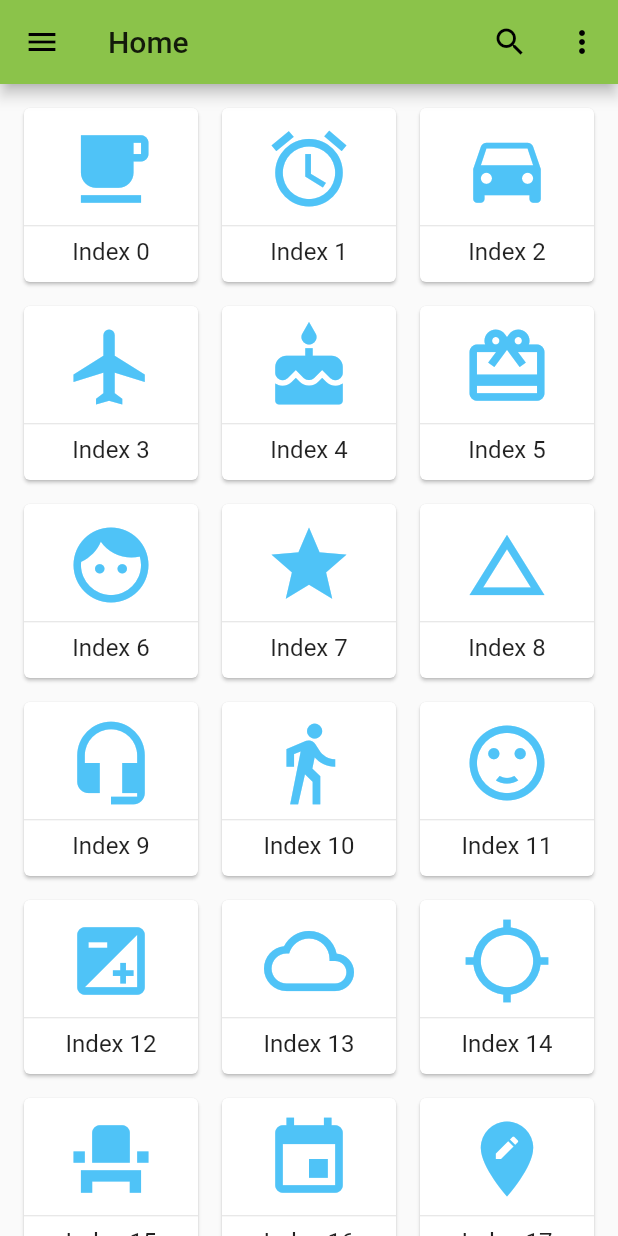
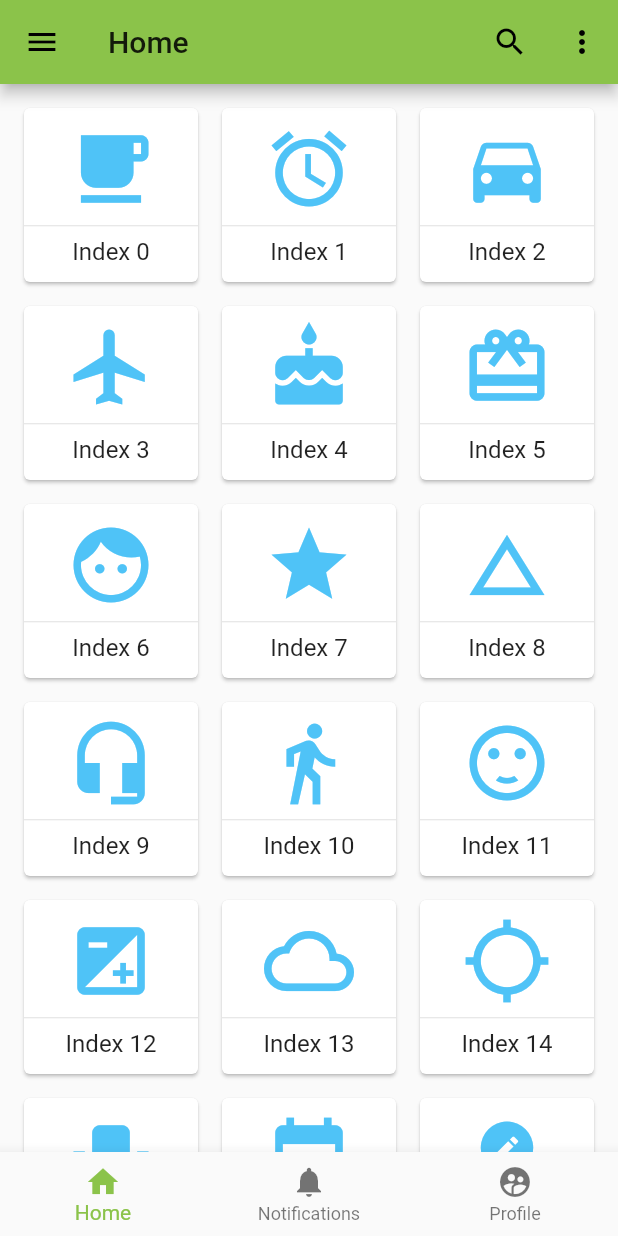
Before and after one commit to Sahma61/bet_app, a Flutter app: the screen it shows after launch, on a phone screen of 412 x 824 dp. Run offline on Flutter 3.47's test engine with Material 2 defaults, Android fonts, the phone set to English and light mode, and no system bars.

```diff
--- a/lib/main.dart
+++ b/lib/main.dart
@@ -2,6 +2,7 @@ import 'package:bet_app/widgets/listView_builder.dart';
 import 'package:flutter/material.dart';
 import 'package:bet_app/pages/home.dart';
 import 'package:bet_app/widgets/listView_builder.dart';
+import 'package:bet_app/widgets/profile.dart';
 
 void main() {
   runApp(MyApp());
@@ -33,6 +34,7 @@ class MyApp extends StatelessWidget {
       home: Home(),
       routes: {
         '/league' : (BuildContext context) => ListViewWidget(),
+        '/profile' : (BuildContext context) => Profile(),
       },
     );
   }
--- a/lib/pages/home.dart
+++ b/lib/pages/home.dart
@@ -1,6 +1,7 @@
 import 'package:flutter/material.dart';
 import 'package:bet_app/widgets/left_drawer.dart';
 import 'package:bet_app/widgets/gridview_builder.dart';
+import 'package:bet_app/widgets/profile.dart';
 
 class Home extends StatefulWidget {
   @override
@@ -8,6 +9,21 @@ class Home extends StatefulWidget {
 }
 
 class _HomeState extends State<Home> {
+
+  int _currentIndex = 0;
+  List _listPages = List();
+  Widget _currentPage;
+
+   @override
+  void initState() {
+    super.initState();
+    _listPages
+      ..add(const GridViewBuildWidget())
+      ..add(null)
+      ..add(Profile());
+    _currentPage = const GridViewBuildWidget();
+  }
+
   @override
   Widget build(BuildContext context) {
     return Scaffold(
@@ -25,9 +41,39 @@ class _HomeState extends State<Home> {
         ],
       ),
       body: SafeArea(
-        child: const GridViewBuildWidget()
+        child: _currentPage
       ),
       drawer: LeftDrawerWidget(),
+      bottomNavigationBar: BottomNavigationBar(
+        currentIndex: _currentIndex,
+        items: [
+          BottomNavigationBarItem(
+            icon: Icon(Icons.home),
+            title: Text("Home"),
+            backgroundColor: Colors.lightBlue,
+          ),
+          BottomNavigationBarItem(
+            icon: Icon(Icons.notifications),
+            title: Text("Notifications"),
+            backgroundColor: Colors.lightBlue,
+          ),
+          BottomNavigationBarItem(
+            icon: Icon(Icons.supervised_user_circle),
+            title: Text("Profile"),
+            backgroundColor: Colors.lightBlue,
+          ),
+        ],
+        onTap: (selectedIndex) => _pageSelect(selectedIndex),
+      ),
     );
   }
+
+
+
+  _pageSelect(int selectedIndex) {
+    setState(() {
+      _currentIndex = selectedIndex;
+      _currentPage = _listPages[selectedIndex];
+    });
+  }
 }
--- /dev/null
+++ b/lib/widgets/profile.dart
@@ -0,0 +1,35 @@
+import 'package:flutter/material.dart';
+
+class Profile extends StatefulWidget {
+
+  final String profileId;
+  Profile({this.profileId});
+
+  @override
+  _ProfileState createState() => _ProfileState();
+}
+
+class _ProfileState extends State<Profile> {
+  @override
+  Widget build(BuildContext context) {
+    return Scaffold(
+      appBar: AppBar(
+        title: Text('Profile'),
+      ),
+      body: Padding(
+        padding: EdgeInsets.all(16.0),
+        child: Column(
+          children: <Widget>[
+            Row(
+              children: <Widget>[
+                CircleAvatar(
+                  radius: 40.0,
+                  backgroundImage: AssetImage('assets/images/home_top_mountain.jpg'),
+                )
+              ],
+            )
+          ],
+        ),),
+    );
+  }
+}
```
